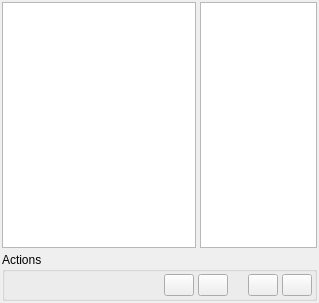
This is src/gui/zmatrix.ui in trisyoungs/aten as Qt 5 draws it before an edit. The edited form follows.
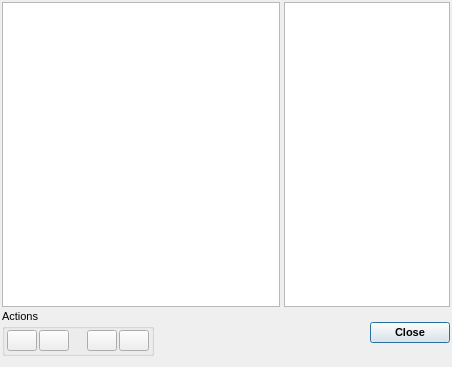
This is the edited form. Icons and pictures are not drawn.

```diff
--- a/src/gui/zmatrix.ui
+++ b/src/gui/zmatrix.ui
@@ -8,18 +8,29 @@
    <rect>
     <x>0</x>
     <y>0</y>
-    <width>319</width>
-    <height>303</height>
+    <width>452</width>
+    <height>367</height>
    </rect>
   </property>
+  <property name="font">
+   <font>
+    <pointsize>8</pointsize>
+   </font>
+  </property>
   <property name="windowTitle">
    <string>Z-Matrix Editor</string>
   </property>
   <layout class="QVBoxLayout" name="verticalLayout">
    <property name="spacing">
-    <number>4</number>
+    <number>2</number>
    </property>
-   <property name="margin">
+   <property name="leftMargin">
+    <number>2</number>
+   </property>
+   <property name="topMargin">
+    <number>2</number>
+   </property>
+   <property name="rightMargin">
     <number>2</number>
    </property>
    <item>
@@ -74,38 +85,28 @@
     </layout>
    </item>
    <item>
-    <widget class="QGroupBox" name="ActionsGroup">
-     <property name="title">
-      <string>Actions</string>
-     </property>
-     <layout class="QVBoxLayout">
-      <property name="spacing">
-       <number>4</number>
-      </property>
-      <property name="margin">
-       <number>2</number>
-      </property>
-      <item>
-       <layout class="QHBoxLayout" name="_2">
+    <layout class="QHBoxLayout" name="horizontalLayout_3">
+     <item>
+      <widget class="QGroupBox" name="ActionsGroup">
+       <property name="title">
+        <string>Actions</string>
+       </property>
+       <layout class="QHBoxLayout" name="horizontalLayout_2">
         <property name="spacing">
-         <number>4</number>
+         <number>2</number>
         </property>
-        <property name="margin">
-         <number>0</number>
+        <property name="leftMargin">
+         <number>2</number>
         </property>
-        <item>
-         <spacer>
-          <property name="orientation">
-           <enum>Qt::Horizontal</enum>
-          </property>
-          <property name="sizeHint" stdset="0">
-           <size>
-            <width>40</width>
-            <height>20</height>
-           </size>
-          </property>
-         </spacer>
-        </item>
+        <property name="topMargin">
+         <number>2</number>
+        </property>
+        <property name="rightMargin">
+         <number>2</number>
+        </property>
+        <property name="bottomMargin">
+         <number>2</number>
+        </property>
         <item>
          <widget class="QPushButton" name="ShiftUpButton">
           <property name="maximumSize">
@@ -126,8 +127,8 @@
           </property>
           <property name="iconSize">
            <size>
-            <width>24</width>
-            <height>24</height>
+            <width>20</width>
+            <height>20</height>
            </size>
           </property>
           <property name="autoDefault">
@@ -155,8 +156,8 @@
           </property>
           <property name="iconSize">
            <size>
-            <width>24</width>
-            <height>24</height>
+            <width>20</width>
+            <height>20</height>
            </size>
           </property>
           <property name="autoDefault">
@@ -200,8 +201,8 @@
           </property>
           <property name="iconSize">
            <size>
-            <width>24</width>
-            <height>24</height>
+            <width>20</width>
+            <height>20</height>
            </size>
           </property>
           <property name="autoDefault">
@@ -229,8 +230,8 @@
           </property>
           <property name="iconSize">
            <size>
-            <width>24</width>
-            <height>24</height>
+            <width>20</width>
+            <height>20</height>
            </size>
           </property>
           <property name="autoDefault">
@@ -239,9 +240,35 @@
          </widget>
         </item>
        </layout>
-      </item>
-     </layout>
-    </widget>
+      </widget>
+     </item>
+     <item>
+      <spacer name="horizontalSpacer">
+       <property name="orientation">
+        <enum>Qt::Horizontal</enum>
+       </property>
+       <property name="sizeHint" stdset="0">
+        <size>
+         <width>40</width>
+         <height>20</height>
+        </size>
+       </property>
+      </spacer>
+     </item>
+     <item>
+      <widget class="QPushButton" name="CloseButton">
+       <property name="font">
+        <font>
+         <weight>75</weight>
+         <bold>true</bold>
+        </font>
+       </property>
+       <property name="text">
+        <string>Close</string>
+       </property>
+      </widget>
+     </item>
+    </layout>
    </item>
   </layout>
  </widget>
```
Left out of the diff: 1 changed line with no effect on the pictures.
